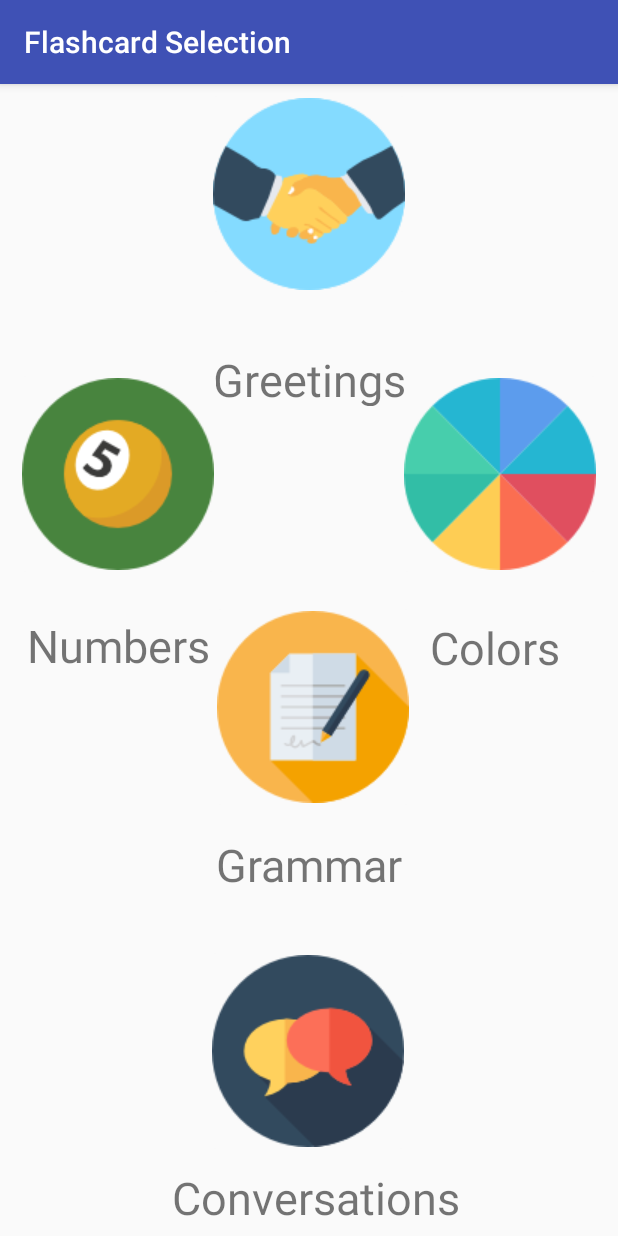
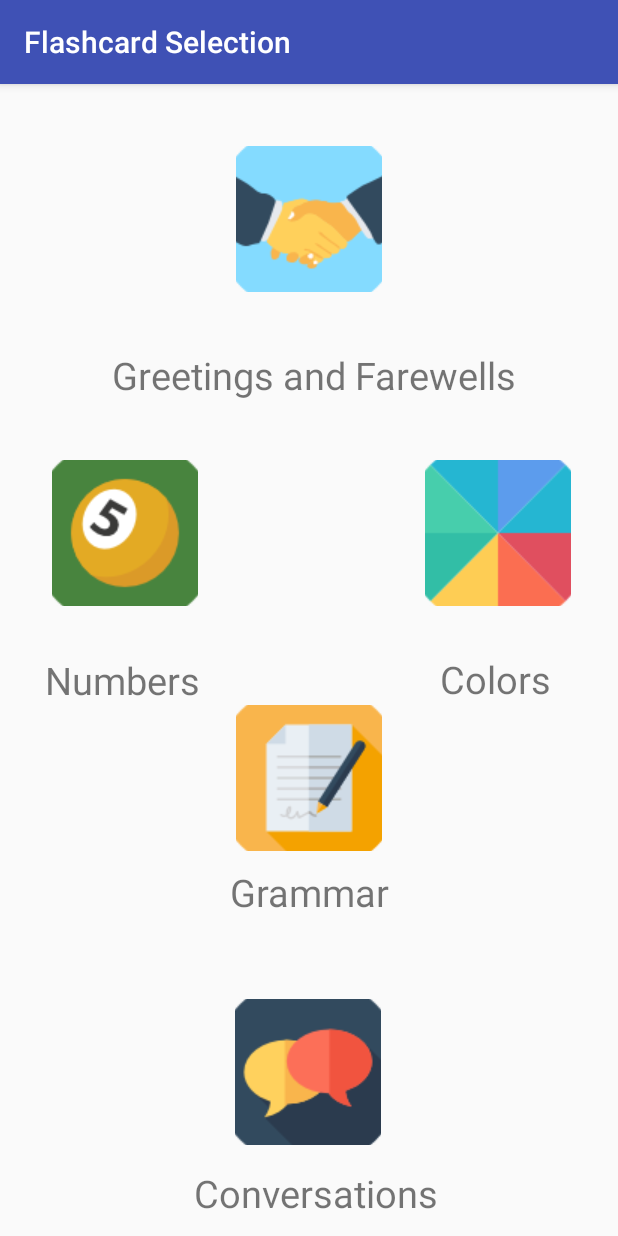
Before and after one commit to E-Chee/Chinglish, an Android app: the fragment FlashCardSelectFragment shown on its own in the app's theme, on a phone screen of 412 x 824 dp. Run offline under Robolectric (Android 15) with nearby library versions, the light colour scheme and no system bars.

Commit message:
Changed flashard select screen

```diff
--- a/app/src/main/res/layout/fragment_flashcard_select_screen.xml
+++ b/app/src/main/res/layout/fragment_flashcard_select_screen.xml
@@ -4,12 +4,12 @@
     xmlns:tools="http://schemas.android.com/tools"
     android:layout_width="match_parent"
     android:layout_height="match_parent"
-    tools:context="com.example.evan.languageapp.LessonsActivity">
+    tools:context="com.example.evan.languageapp.HomeScreenActivity">
 
     <ImageButton
         android:id="@+id/greeting_button"
-        android:layout_width="wrap_content"
-        android:layout_height="wrap_content"
+        android:layout_width="97dp"
+        android:layout_height="97dp"
         android:layout_alignParentTop="true"
         android:layout_marginBottom="8dp"
         android:layout_marginEnd="8dp"
@@ -22,12 +22,12 @@
         app:layout_constraintEnd_toEndOf="parent"
         app:layout_constraintStart_toStartOf="parent"
         app:layout_constraintTop_toTopOf="parent"
-        app:layout_constraintVertical_bias="0.0" />
+        app:layout_constraintVertical_bias="0.051" />
 
     <ImageButton
         android:id="@+id/color_button"
-        android:layout_width="wrap_content"
-        android:layout_height="wrap_content"
+        android:layout_width="97dp"
+        android:layout_height="97dp"
         android:layout_alignParentTop="true"
         android:layout_marginBottom="8dp"
         android:layout_marginEnd="8dp"
@@ -38,28 +38,27 @@
         android:src="@drawable/color"
         app:layout_constraintBottom_toBottomOf="parent"
         app:layout_constraintEnd_toEndOf="parent"
-        app:layout_constraintHorizontal_bias="0.98"
+        app:layout_constraintHorizontal_bias="0.922"
         app:layout_constraintStart_toStartOf="parent"
         app:layout_constraintTop_toTopOf="parent"
-        app:layout_constraintVertical_bias="0.3" />
+        app:layout_constraintVertical_bias="0.371" />
 
     <TextView
         android:id="@+id/greetings_textview"
-        android:layout_width="131dp"
+        android:layout_width="wrap_content"
         android:layout_height="38dp"
         android:layout_marginBottom="8dp"
         android:layout_marginEnd="8dp"
         android:layout_marginStart="8dp"
         android:layout_marginTop="8dp"
-        android:text="Greetings"
+        android:text=" Greetings and Farewells"
         android:textAlignment="center"
-        android:textSize="30dp"
+        android:textSize="25dp"
         app:layout_constraintBottom_toBottomOf="parent"
         app:layout_constraintEnd_toEndOf="parent"
         app:layout_constraintStart_toStartOf="parent"
         app:layout_constraintTop_toTopOf="parent"
-        app:layout_constraintVertical_bias="0.236"
-        tools:text="Greetings" />
+        app:layout_constraintVertical_bias="0.236" />
 
     <TextView
         android:id="@+id/colors_textview"
@@ -71,19 +70,19 @@
         android:layout_marginTop="8dp"
         android:text="Colors"
         android:textAlignment="center"
-        android:textSize="30dp"
+        android:textSize="25dp"
         app:layout_constraintBottom_toBottomOf="parent"
         app:layout_constraintEnd_toEndOf="parent"
         app:layout_constraintHorizontal_bias="0.969"
         app:layout_constraintStart_toStartOf="parent"
         app:layout_constraintTop_toTopOf="parent"
-        app:layout_constraintVertical_bias="0.486"
+        app:layout_constraintVertical_bias="0.52"
         tools:text="Colors" />
 
     <ImageButton
         android:id="@+id/number_button"
-        android:layout_width="wrap_content"
-        android:layout_height="wrap_content"
+        android:layout_width="97dp"
+        android:layout_height="97dp"
         android:layout_alignParentTop="true"
         android:layout_marginBottom="8dp"
         android:layout_marginEnd="8dp"
@@ -94,10 +93,10 @@
         android:src="@drawable/number"
         app:layout_constraintBottom_toBottomOf="parent"
         app:layout_constraintEnd_toEndOf="parent"
-        app:layout_constraintHorizontal_bias="0.02"
+        app:layout_constraintHorizontal_bias="0.09"
         app:layout_constraintStart_toStartOf="parent"
         app:layout_constraintTop_toTopOf="parent"
-        app:layout_constraintVertical_bias="0.3" />
+        app:layout_constraintVertical_bias="0.371" />
 
     <TextView
         android:id="@+id/numbers_textview"
@@ -109,19 +108,19 @@
         android:layout_marginTop="8dp"
         android:text="Numbers"
         android:textAlignment="center"
-        android:textSize="30dp"
+        android:textSize="25dp"
         app:layout_constraintBottom_toBottomOf="parent"
         app:layout_constraintEnd_toEndOf="parent"
-        app:layout_constraintHorizontal_bias="0.02"
+        app:layout_constraintHorizontal_bias="0.03"
         app:layout_constraintStart_toStartOf="parent"
         app:layout_constraintTop_toTopOf="parent"
-        app:layout_constraintVertical_bias="0.481"
+        app:layout_constraintVertical_bias="0.518"
         tools:text="Numbers" />
 
     <ImageButton
         android:id="@+id/conversation_button"
-        android:layout_width="wrap_content"
-        android:layout_height="wrap_content"
+        android:layout_width="97dp"
+        android:layout_height="97dp"
         android:layout_alignParentTop="true"
         android:layout_marginBottom="8dp"
         android:layout_marginEnd="8dp"
@@ -140,8 +139,8 @@
 
     <ImageButton
         android:id="@+id/grammar_button"
-        android:layout_width="wrap_content"
-        android:layout_height="wrap_content"
+        android:layout_width="97dp"
+        android:layout_height="97dp"
         android:layout_alignParentTop="true"
         android:layout_marginBottom="8dp"
         android:layout_marginEnd="8dp"
@@ -152,10 +151,9 @@
         android:src="@drawable/grammar"
         app:layout_constraintBottom_toBottomOf="parent"
         app:layout_constraintEnd_toEndOf="parent"
-        app:layout_constraintHorizontal_bias="0.51"
         app:layout_constraintStart_toStartOf="parent"
         app:layout_constraintTop_toTopOf="parent"
-        app:layout_constraintVertical_bias="0.55"
+        app:layout_constraintVertical_bias="0.62"
         app:srcCompat="@drawable/grammar" />
 
     <TextView
@@ -168,12 +166,12 @@
         android:layout_marginTop="8dp"
         android:text="Grammar"
         android:textAlignment="center"
-        android:textSize="30dp"
+        android:textSize="25dp"
         app:layout_constraintBottom_toBottomOf="parent"
         app:layout_constraintEnd_toEndOf="parent"
         app:layout_constraintStart_toStartOf="parent"
         app:layout_constraintTop_toTopOf="parent"
-        app:layout_constraintVertical_bias="0.69" />
+        app:layout_constraintVertical_bias="0.72" />
 
     <TextView
         android:id="@+id/conversation_textview"
@@ -184,7 +182,7 @@
         android:layout_marginTop="8dp"
         android:text="Conversations"
         android:textAlignment="center"
-        android:textSize="30dp"
+        android:textSize="25dp"
         app:layout_constraintBottom_toBottomOf="parent"
         app:layout_constraintEnd_toEndOf="parent"
         app:layout_constraintStart_toStartOf="parent"
```
